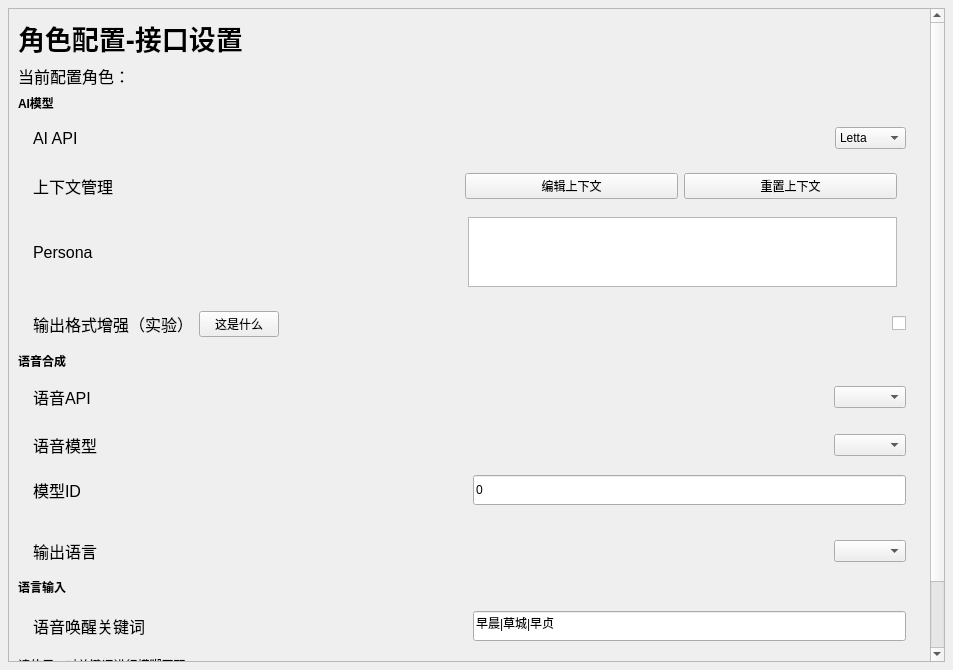
Zao-chen/ZcChat, file mianwindow_uichild/setting_actor_interface.ui: the form before one commit.
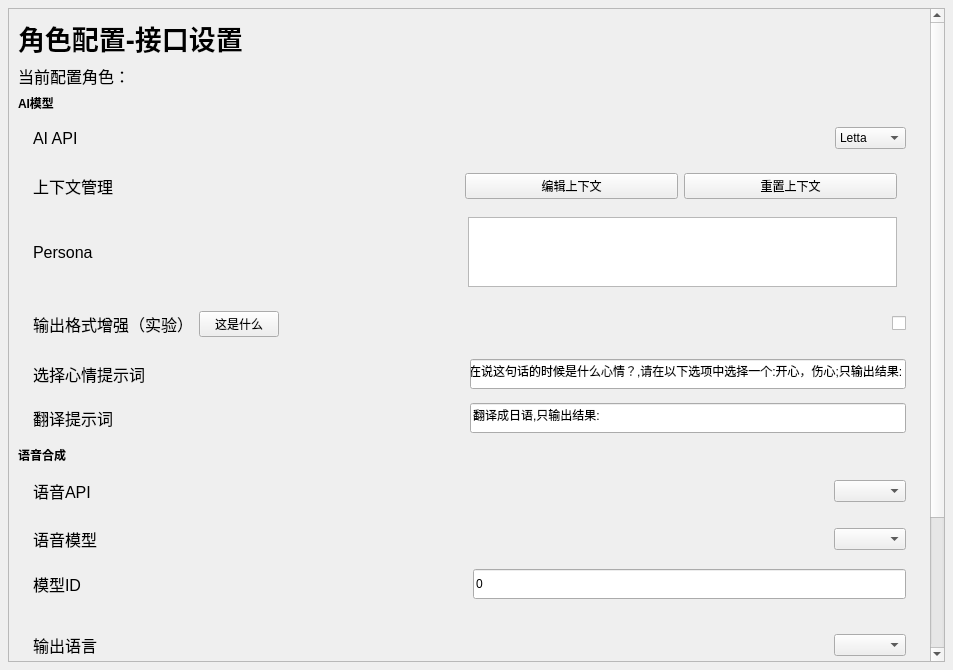
The form after the commit. The open tabs and pages were chosen to show the change. Custom widgets are drawn as their Qt base class.

```diff
--- a/mianwindow_uichild/setting_actor_interface.ui
+++ b/mianwindow_uichild/setting_actor_interface.ui
@@ -47,9 +47,9 @@
       <property name="geometry">
        <rect>
         <x>0</x>
-        <y>-63</y>
+        <y>0</y>
         <width>918</width>
-        <height>715</height>
+        <height>798</height>
        </rect>
       </property>
       <layout class="QVBoxLayout" name="verticalLayout_3">
@@ -344,6 +344,173 @@
          </layout>
         </widget>
        </item>
+       <item>
+        <widget class="QStackedWidget" name="stackedWidget_style">
+         <property name="currentIndex">
+          <number>1</number>
+         </property>
+         <widget class="QWidget" name="page_5">
+          <layout class="QVBoxLayout" name="verticalLayout_4">
+           <property name="leftMargin">
+            <number>0</number>
+           </property>
+           <property name="topMargin">
+            <number>0</number>
+           </property>
+           <property name="rightMargin">
+            <number>0</number>
+           </property>
+           <property name="bottomMargin">
+            <number>0</number>
+           </property>
+           <item>
+            <widget class="ElaScrollPageArea" name="widget_25" native="true">
+             <layout class="QHBoxLayout" name="horizontalLayout_2" stretch="1,1">
+              <property name="leftMargin">
+               <number>15</number>
+              </property>
+              <property name="rightMargin">
+               <number>15</number>
+              </property>
+              <item>
+               <widget class="ElaText" name="label_39">
+                <property name="font">
+                 <font>
+                  <pointsize>12</pointsize>
+                 </font>
+                </property>
+                <property name="text">
+                 <string>输出格式提示词</string>
+                </property>
+               </widget>
+              </item>
+              <item>
+               <widget class="ElaPlainTextEdit" name="textEdit_OpenaiPrompt_style"/>
+              </item>
+             </layout>
+            </widget>
+           </item>
+          </layout>
+         </widget>
+         <widget class="QWidget" name="page_7">
+          <layout class="QVBoxLayout" name="verticalLayout_5">
+           <property name="spacing">
+            <number>0</number>
+           </property>
+           <property name="leftMargin">
+            <number>0</number>
+           </property>
+           <property name="topMargin">
+            <number>0</number>
+           </property>
+           <property name="rightMargin">
+            <number>0</number>
+           </property>
+           <property name="bottomMargin">
+            <number>0</number>
+           </property>
+           <item>
+            <widget class="ElaScrollPageArea" name="widget_26" native="true">
+             <layout class="QHBoxLayout" name="horizontalLayout_30" stretch="2,2">
+              <property name="spacing">
+               <number>0</number>
+              </property>
+              <property name="leftMargin">
+               <number>15</number>
+              </property>
+              <property name="topMargin">
+               <number>0</number>
+              </property>
+              <property name="rightMargin">
+               <number>15</number>
+              </property>
+              <property name="bottomMargin">
+               <number>0</number>
+              </property>
+              <item>
+               <widget class="ElaText" name="label_41">
+                <property name="font">
+                 <font>
+                  <pointsize>12</pointsize>
+                 </font>
+                </property>
+                <property name="text">
+                 <string>选择心情提示词</string>
+                </property>
+               </widget>
+              </item>
+              <item>
+               <widget class="ElaLineEdit" name="lineEdit_vits_Prompt_emo">
+                <property name="minimumSize">
+                 <size>
+                  <width>0</width>
+                  <height>30</height>
+                 </size>
+                </property>
+                <property name="text">
+                 <string>在说这句话的时候是什么心情？,请在以下选项中选择一个:开心，伤心;只输出结果:</string>
+                </property>
+                <property name="alignment">
+                 <set>Qt::AlignmentFlag::AlignLeading|Qt::AlignmentFlag::AlignLeft|Qt::AlignmentFlag::AlignVCenter</set>
+                </property>
+               </widget>
+              </item>
+             </layout>
+            </widget>
+           </item>
+           <item>
+            <widget class="ElaScrollPageArea" name="widget_27" native="true">
+             <layout class="QHBoxLayout" name="horizontalLayout_31" stretch="2,2">
+              <property name="spacing">
+               <number>0</number>
+              </property>
+              <property name="leftMargin">
+               <number>15</number>
+              </property>
+              <property name="topMargin">
+               <number>0</number>
+              </property>
+              <property name="rightMargin">
+               <number>15</number>
+              </property>
+              <property name="bottomMargin">
+               <number>0</number>
+              </property>
+              <item>
+               <widget class="ElaText" name="label_42">
+                <property name="font">
+                 <font>
+                  <pointsize>12</pointsize>
+                 </font>
+                </property>
+                <property name="text">
+                 <string>翻译提示词</string>
+                </property>
+               </widget>
+              </item>
+              <item>
+               <widget class="ElaLineEdit" name="lineEdit_vits_Prompt_la">
+                <property name="minimumSize">
+                 <size>
+                  <width>0</width>
+                  <height>30</height>
+                 </size>
+                </property>
+                <property name="text">
+                 <string>翻译成日语,只输出结果:</string>
+                </property>
+                <property name="alignment">
+                 <set>Qt::AlignmentFlag::AlignLeading|Qt::AlignmentFlag::AlignLeft|Qt::AlignmentFlag::AlignVCenter</set>
+                </property>
+               </widget>
+              </item>
+             </layout>
+            </widget>
+           </item>
+          </layout>
+         </widget>
+        </widget>
+       </item>
        <item>
         <widget class="ElaText" name="label_13">
          <property name="font">
```
Left out of the diff: 2 changed lines with no effect on the pictures.
